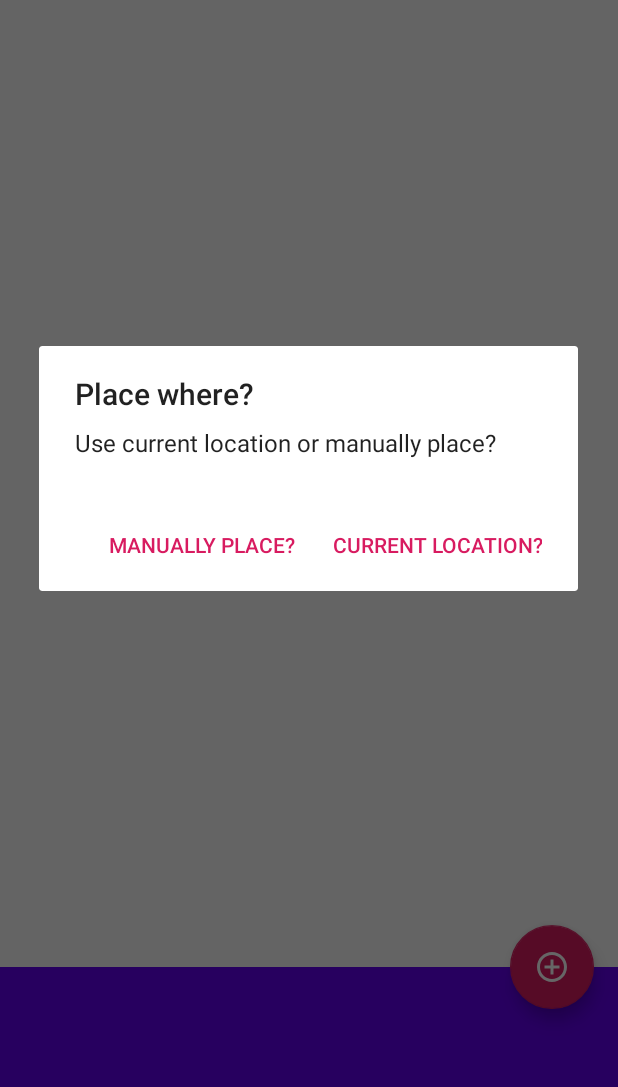
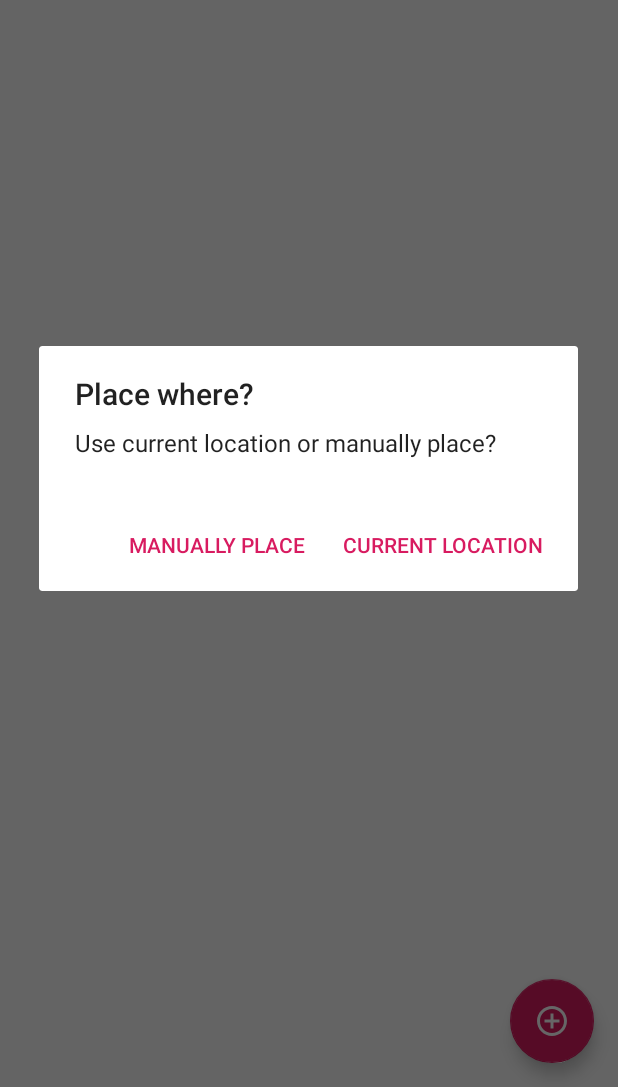
Before and after one commit to SonOfGib/TUMaps, an Android app: the screen it shows after launch (MainActivity), after a tap on an icon or button, on a phone screen of 412 x 824 dp, the part 149-1236 px from its top. Run offline under Robolectric (Android 15) with nearby library versions, the phone set to English and light mode, and no system bars; 2 statements that could not run were skipped.

```diff
--- a/client/app/src/main/java/edu/temple/basic/MainActivity.java
+++ b/client/app/src/main/java/edu/temple/basic/MainActivity.java
@@ -168,6 +168,7 @@ public class MainActivity extends AppCompatActivity implements OnMapReadyCallbac
         // Location Detail
         llBottomSheet = findViewById(R.id.bottom_sheet);
         bottomSheetBehavior = BottomSheetBehavior.from(llBottomSheet);
+        bottomSheetBehavior.setState(BottomSheetBehavior.STATE_HIDDEN);
 
         //Add a Location
         FloatingActionButton fab = findViewById(R.id.fab1);
@@ -310,7 +311,7 @@ public class MainActivity extends AppCompatActivity implements OnMapReadyCallbac
         ((TextView) findViewById(R.id.lastUpTextView)).setText(lastUp);
         ((TextView) findViewById(R.id.creatorTextView)).setText(creator);
 
-        bottomSheetBehavior.setState(BottomSheetBehavior.STATE_EXPANDED);
+        bottomSheetBehavior.setState(BottomSheetBehavior.STATE_COLLAPSED);
         (findViewById(R.id.wikiButton)).setOnClickListener(new View.OnClickListener() {
             @Override
             public void onClick(View v) {
@@ -341,7 +342,7 @@ public class MainActivity extends AppCompatActivity implements OnMapReadyCallbac
         final EditText input = new EditText(this);
         alert.setView(input);
 
-        alertChoose.setPositiveButton("Current Location?", new DialogInterface.OnClickListener(){
+        alertChoose.setPositiveButton("Current Location", new DialogInterface.OnClickListener(){
             public void onClick(DialogInterface dialog, int whichButton) {
                 alert.setPositiveButton("Ok", new DialogInterface.OnClickListener() {
                     @Override
@@ -367,7 +368,7 @@ public class MainActivity extends AppCompatActivity implements OnMapReadyCallbac
             }
         });
 
-        alertChoose.setNegativeButton("Manually Place?", new DialogInterface.OnClickListener() {
+        alertChoose.setNegativeButton("Manually Place", new DialogInterface.OnClickListener() {
             @Override
             public void onClick(DialogInterface dialog, int which) {
                 alert.setPositiveButton("Ok", new DialogInterface.OnClickListener() {
@@ -402,8 +403,8 @@ public class MainActivity extends AppCompatActivity implements OnMapReadyCallbac
 
         //Toast.makeText(getApplication(),"in get marker", Toast.LENGTH_LONG).show();
 
-        Paint color=new Paint();
-        color.setTextSize(40);
+        Paint color = new Paint();
+        color.setTextSize(80);
         color.setColor(Color.BLACK);
 
         //View customMarkerView = ((LayoutInflater) getSystemService(Context.LAYOUT_INFLATER_SERVICE)).inflate(R.layout.custom_marker_layout, null);
```
